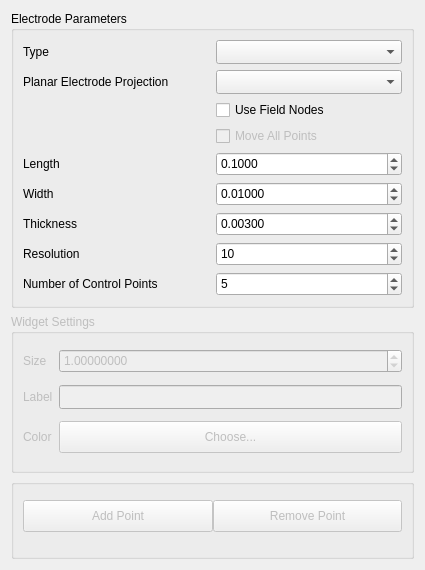
SCIInstitute/SCIRun, file src/Interface/Modules/Fields/GenerateElectrodeFromWidget.ui: the form before one commit.
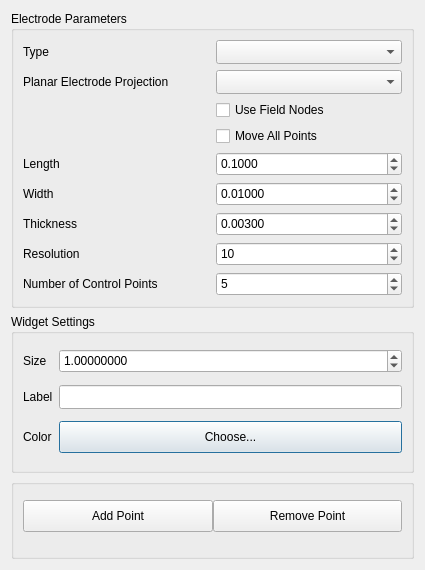
The form after the commit.

Commit message: generateElectrodeWithWidgets module building, but not running

The edit to the form file:
```diff
--- a/src/Interface/Modules/Fields/GenerateElectrodeFromWidget.ui
+++ b/src/Interface/Modules/Fields/GenerateElectrodeFromWidget.ui
@@ -187,7 +187,7 @@
       <item row="3" column="1">
        <widget class="QCheckBox" name="MoveAllCheckBox_">
         <property name="enabled">
-         <bool>false</bool>
+         <bool>true</bool>
         </property>
         <property name="minimumSize">
          <size>
@@ -288,7 +288,7 @@
    <item>
     <widget class="QGroupBox" name="groupBox">
      <property name="enabled">
-      <bool>false</bool>
+      <bool>true</bool>
      </property>
      <property name="sizePolicy">
       <sizepolicy hsizetype="Preferred" vsizetype="Preferred">
@@ -387,7 +387,7 @@
    <item>
     <widget class="QGroupBox" name="groupBox_1">
      <property name="enabled">
-      <bool>false</bool>
+      <bool>true</bool>
      </property>
      <property name="minimumSize">
       <size>
@@ -414,7 +414,7 @@
       <item>
        <widget class="QPushButton" name="AddPointPushButton_">
         <property name="enabled">
-         <bool>false</bool>
+         <bool>true</bool>
         </property>
         <property name="minimumSize">
          <size>
@@ -430,7 +430,7 @@
       <item>
        <widget class="QPushButton" name="RemovePointPushButton_">
         <property name="enabled">
-         <bool>false</bool>
+         <bool>true</bool>
         </property>
         <property name="minimumSize">
          <size>
```
Left out of the diff: 4 changed lines with no effect on the pictures. The commit also changes 5 other files.
